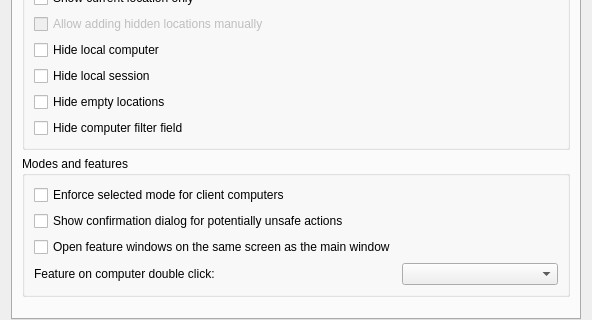
Above: configurator/src/MasterConfigurationPage.ui from veyon/veyon before the change; both pictures show x 0 to 592 and y 221 to 541 of the 592 by 541 pixel window. Below: the same form after it.
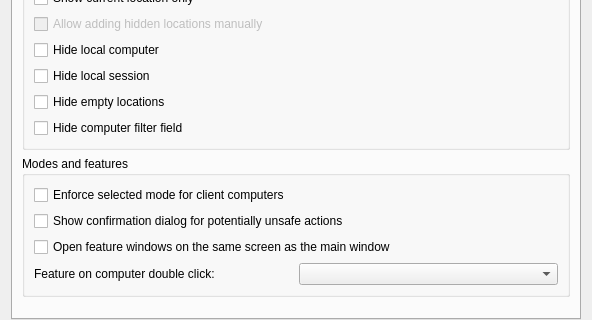
That is the form after the change. The open tabs and pages were chosen to show the change. Icons and pictures are not drawn.

Commit message: MasterConfigurationPage: fix label column span

The edit to the form file:
```diff
--- a/configurator/src/MasterConfigurationPage.ui
+++ b/configurator/src/MasterConfigurationPage.ui
@@ -383,7 +383,7 @@
             </property>
            </widget>
           </item>
-          <item row="2" column="0">
+          <item row="2" column="0" colspan="2">
            <widget class="QCheckBox" name="showFeatureWindowsOnSameScreen">
             <property name="text">
              <string>Open feature windows on the same screen as the main window</string>
```
